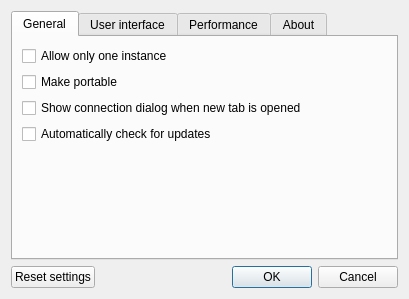
Old version of the form src/ui/settingsdialog.ui in the repository Tasssadar/Lorris.
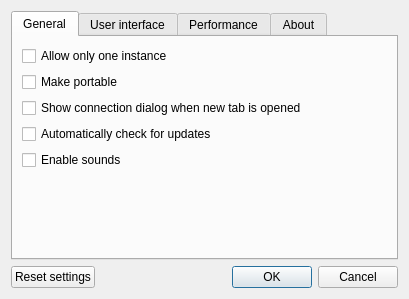
New version of the form.

Commit message: [801] Add option to disable sounds

What changed in the file:
```diff
--- a/src/ui/settingsdialog.ui
+++ b/src/ui/settingsdialog.ui
@@ -59,6 +59,13 @@
          </property>
         </widget>
        </item>
+       <item>
+        <widget class="QCheckBox" name="soundsBox">
+         <property name="text">
+          <string>Enable sounds</string>
+         </property>
+        </widget>
+       </item>
        <item>
         <spacer name="verticalSpacer_7">
          <property name="orientation">
```
Left out of the diff: 1 changed line with no effect on the pictures. The commit also changes 5 other files.
